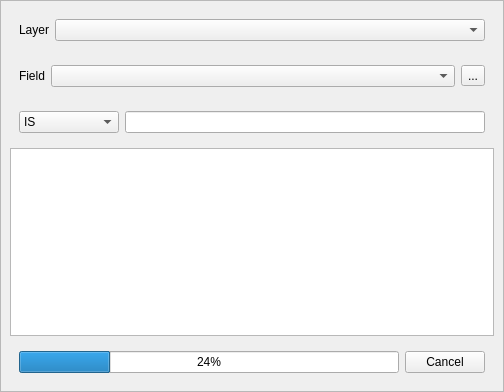
Old version of the form ui/ui_quickfinder.ui in the repository 3nids/quickfinder.
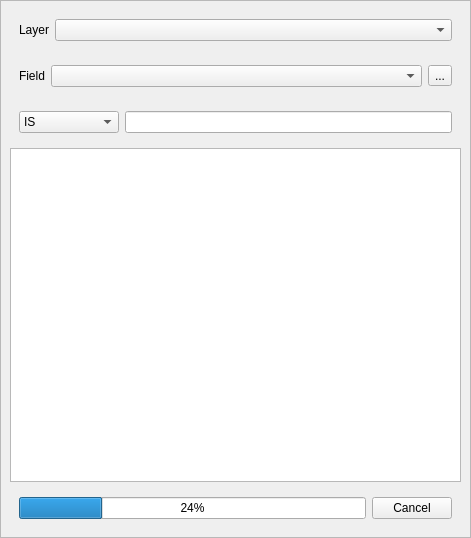
New version of the form. Icons and pictures are not drawn.

What changed in the file:
```diff
--- a/ui/ui_quickfinder.ui
+++ b/ui/ui_quickfinder.ui
@@ -6,8 +6,8 @@
    <rect>
     <x>0</x>
     <y>0</y>
-    <width>504</width>
-    <height>392</height>
+    <width>471</width>
+    <height>538</height>
    </rect>
   </property>
   <property name="windowTitle">
```
